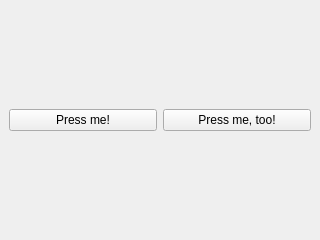
Above: ui/design.ui from mushogenshin/mk_dcc before the change. Below: the same form after it.
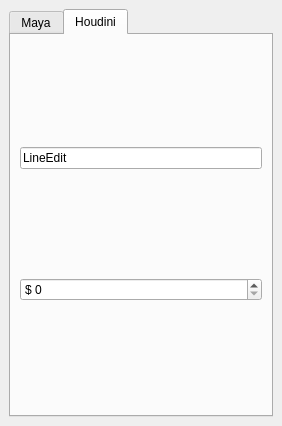
That is the form after the change. The open tabs and pages were chosen to show the change.

Commit message: Add Chris Zurbrigg Charcoal Editor plugins for Maya

What changed in the file:
```diff
--- a/ui/design.ui
+++ b/ui/design.ui
@@ -6,27 +6,62 @@
    <rect>
     <x>0</x>
     <y>0</y>
-    <width>320</width>
-    <height>240</height>
+    <width>282</width>
+    <height>426</height>
    </rect>
   </property>
   <property name="windowTitle">
    <string>miniTools3</string>
   </property>
   <widget class="QWidget" name="centralwidget">
-   <layout class="QHBoxLayout" name="horizontalLayout">
+   <layout class="QVBoxLayout" name="verticalLayout">
+    <item>
+     <widget class="QTabWidget" name="tabWidget">
+      <property name="currentIndex">
+       <number>0</number>
+      </property>
+      <widget class="QWidget" name="maya_tab">
+       <attribute name="title">
+        <string>Maya</string>
+       </attribute>
+       <layout class="QVBoxLayout" name="verticalLayout_2">
     <item>
      <widget class="QPushButton" name="pushButton">
       <property name="text">
-       <string>Press me!</string>
+           <string>PushButton</string>
       </property>
      </widget>
     </item>
     <item>
-     <widget class="QPushButton" name="pushButton_2">
+         <widget class="QRadioButton" name="radioButton">
       <property name="text">
-       <string>Press me, too!</string>
-      </property>
+           <string>RadioButton</string>
+          </property>
+         </widget>
+        </item>
+       </layout>
+      </widget>
+      <widget class="QWidget" name="houdini_tab">
+       <attribute name="title">
+        <string>Houdini</string>
+       </attribute>
+       <layout class="QVBoxLayout" name="verticalLayout_3">
+        <item>
+         <widget class="QLineEdit" name="lineEdit">
+          <property name="text">
+           <string>LineEdit</string>
+          </property>
+         </widget>
+        </item>
+        <item>
+         <widget class="QSpinBox" name="spinBox">
+          <property name="prefix">
+           <string>$ </string>
+          </property>
+         </widget>
+        </item>
+       </layout>
+      </widget>
      </widget>
     </item>
    </layout>
```
Lines whose indentation alone changed are shown as unchanged. The commit also changes 8 other files.
